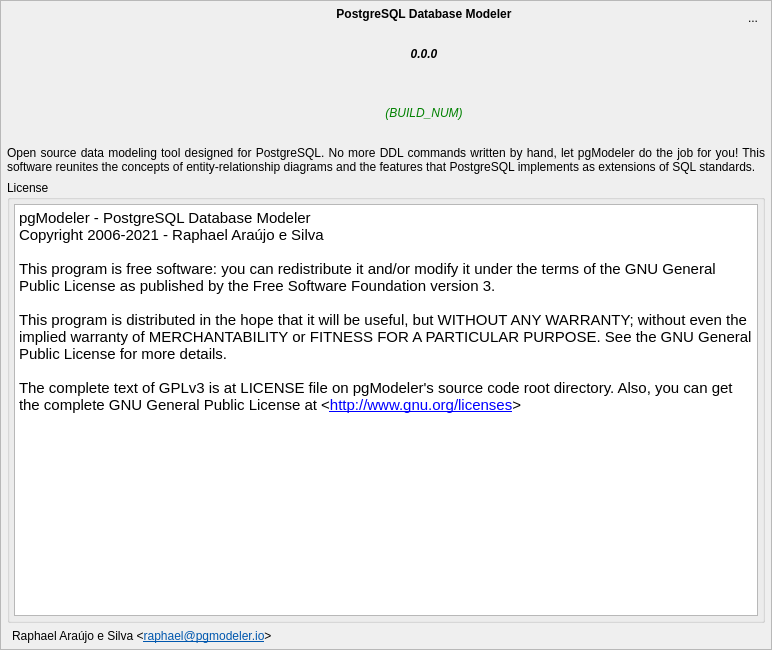
Old version of the form libs/libgui/ui/widgets/aboutwidget.ui in the repository pgmodeler/pgmodeler.
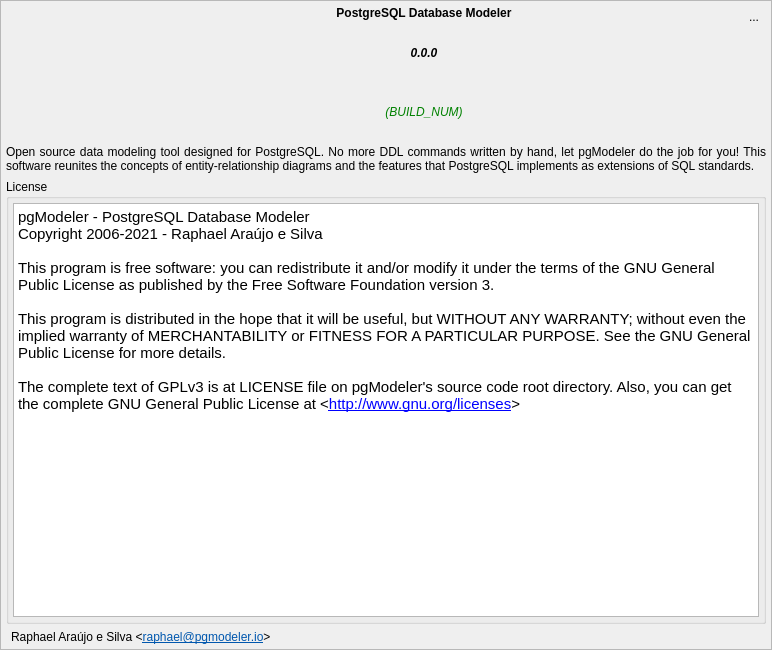
New version of the form. Icons and pictures are not drawn.

```diff
--- a/libs/libgui/ui/widgets/aboutwidget.ui
+++ b/libs/libgui/ui/widgets/aboutwidget.ui
@@ -70,16 +70,16 @@
      </property>
      <layout class="QGridLayout" name="gridLayout_4">
       <property name="leftMargin">
-       <number>6</number>
+       <number>5</number>
       </property>
       <property name="topMargin">
-       <number>6</number>
+       <number>5</number>
       </property>
       <property name="rightMargin">
-       <number>6</number>
+       <number>5</number>
       </property>
       <property name="bottomMargin">
-       <number>6</number>
+       <number>5</number>
       </property>
       <item row="0" column="1" rowspan="2">
        <layout class="QGridLayout" name="gridLayout_2">
```
